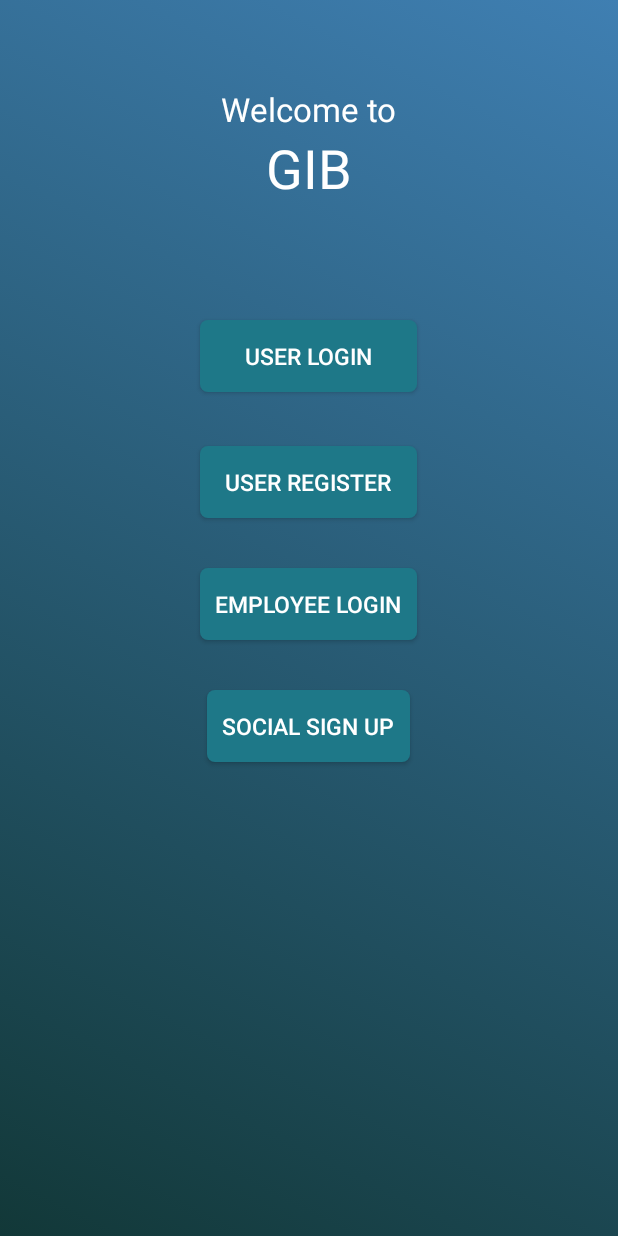
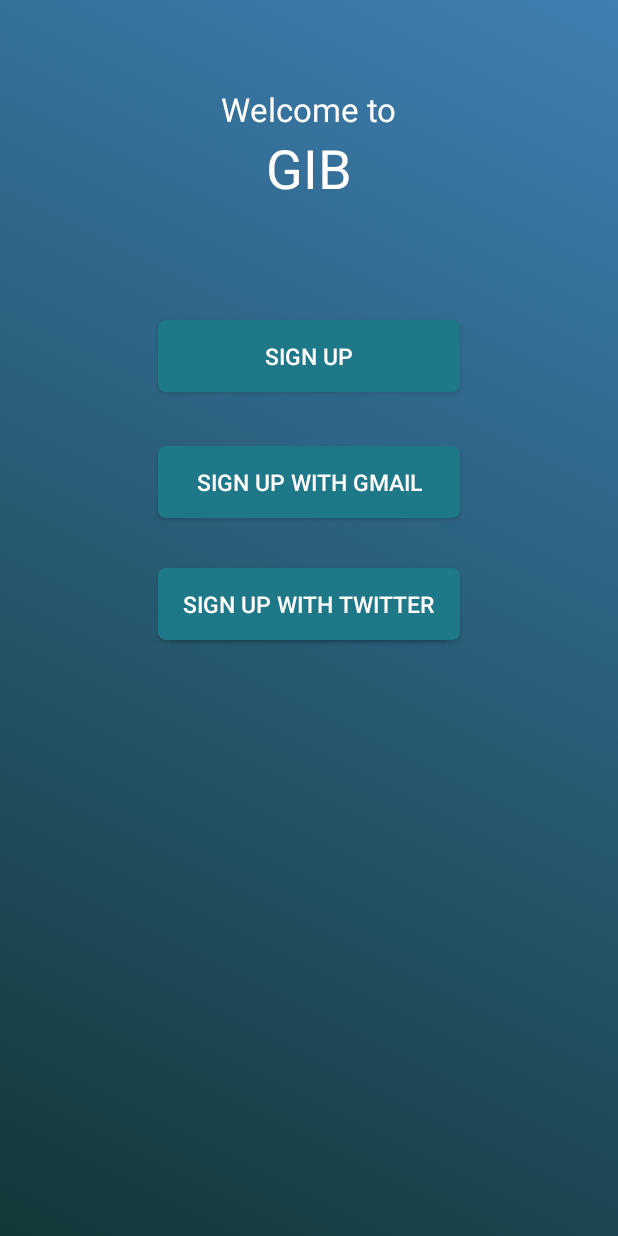
Before and after one commit to godfreyJo/GIB, an Android app: the layout activity_social_signup.xml on its own in the app's theme, with its tools: preview values and no code run, on a phone screen of 412 x 824 dp. Run offline under Robolectric (Android 15) with nearby library versions, the phone set to English and light mode, and no system bars.

Commit message:
Addtion of social_signup activity

```diff
--- a/app/src/main/AndroidManifest.xml
+++ b/app/src/main/AndroidManifest.xml
@@ -9,7 +9,8 @@
         android:roundIcon="@mipmap/ic_launcher_round"
         android:supportsRtl="true"
         android:theme="@style/AppTheme">
-        <activity android:name=".user_home_transaction"></activity>
+        <activity android:name=".socialSignup"></activity>
+        <activity android:name=".user_home_transaction" />
         <activity android:name=".user_home_transaction_history" />
         <activity android:name=".user_home_deposit" />
         <activity android:name=".user_home_delete_account" />
--- /dev/null
+++ b/app/src/main/java/com/gody/gody/gib/socialSignup.java
@@ -0,0 +1,13 @@
+package com.gody.gody.gib;
+
+import android.support.v7.app.AppCompatActivity;
+import android.os.Bundle;
+
+public class socialSignup extends AppCompatActivity {
+
+    @Override
+    protected void onCreate(Bundle savedInstanceState) {
+        super.onCreate(savedInstanceState);
+        setContentView(R.layout.activity_social_signup);
+    }
+}
--- a/app/src/main/res/layout/activity_main.xml
+++ b/app/src/main/res/layout/activity_social_signup.xml
@@ -36,60 +36,60 @@
         app:layout_constraintTop_toTopOf="parent" />
 
     <Button
-        android:id="@+id/home_user_login"
+        android:id="@+id/signUp"
         android:layout_width="wrap_content"
         android:layout_height="wrap_content"
         android:layout_marginTop="77dp"
         android:background="@drawable/main_page_buttons"
-        android:text="@string/user_login"
+        android:text="@string/signUp"
         android:textColor="#fff"
         android:textSize="15sp"
         android:layout_below="@+id/home_sib"
-        android:layout_alignLeft="@+id/user_register"
-        android:layout_alignStart="@+id/user_register"
-        android:layout_alignRight="@+id/user_register"
-        android:layout_alignEnd="@+id/user_register" />
+        android:layout_alignLeft="@+id/Sign_Up_with_Gmail"
+        android:layout_alignStart="@+id/Sign_Up_with_Gmail"
+        android:layout_alignRight="@+id/Sign_Up_with_Gmail"
+        android:layout_alignEnd="@+id/Sign_Up_with_Gmail" />
 
     <Button
-        android:id="@+id/user_register"
+        android:id="@+id/Sign_Up_with_Gmail"
         android:layout_width="wrap_content"
         android:layout_height="wrap_content"
         android:background="@drawable/main_page_buttons"
-        android:text="@string/user_register"
+        android:text="@string/Gmail_signUp"
         android:textColor="#fff"
         android:textSize="15sp"
         android:layout_marginTop="36dp"
-        android:layout_below="@+id/home_user_login"
-        android:layout_alignLeft="@+id/employee_login"
-        android:layout_alignStart="@+id/employee_login"
-        android:layout_alignRight="@+id/employee_login"
-        android:layout_alignEnd="@+id/employee_login" />
+        android:layout_below="@+id/signUp"
+        android:layout_alignLeft="@+id/Sign_Up_with_Facebook"
+        android:layout_alignStart="@+id/Sign_Up_with_Facebook"
+        android:layout_alignRight="@+id/Sign_Up_with_Facebook"
+        android:layout_alignEnd="@+id/Sign_Up_with_Facebook" />
 
     <Button
-        android:id="@+id/employee_login"
+        android:id="@+id/Sign_Up_with_Facebook"
         android:layout_width="wrap_content"
         android:layout_height="wrap_content"
         android:layout_marginTop="33dp"
         android:background="@drawable/main_page_buttons"
-        android:text="@string/employee_login"
+        android:text="@string/Facebook_signUp"
         android:textColor="#fff"
         android:textSize="15sp"
         android:paddingLeft="10dp"
         android:paddingRight="10dp"
-        android:layout_below="@+id/user_register"
+        android:layout_below="@+id/Sign_Up_with_Gmail"
         android:layout_centerHorizontal="true" />
 
     <Button
-        android:id="@+id/social_signup"
+        android:id="@+id/Sign_Up_with_Twitter"
         android:layout_width="wrap_content"
         android:layout_height="wrap_content"
         android:layout_marginTop="33dp"
         android:background="@drawable/main_page_buttons"
-        android:text="@string/social_signup"
+        android:text="@string/twitter_signUp"
         android:textColor="#fff"
         android:textSize="15sp"
         android:paddingLeft="10dp"
         android:paddingRight="10dp"
-        android:layout_below="@+id/employee_login"
+        android:layout_below="@+id/Sign_Up_with_Gmail"
         android:layout_centerHorizontal="true" />
 </RelativeLayout>
--- a/app/src/main/res/values/strings.xml
+++ b/app/src/main/res/values/strings.xml
@@ -2,9 +2,14 @@
     <string name="app_name">GIB</string>
     <string name="user_login">User Login</string>
     <string name="welcome_to">Welcome to</string>
+    <string name="Social_signUp">Sign Up with</string>
     <string name="user_register">User Register</string>
     <string name="employee_login">Employee Login</string>
-    <string name="social_signup">Social Sign Up</string>
+    <string name="social_signUp">Social Sign Up</string>
+    <string name="signUp">Sign Up</string>
+    <string name="Gmail_signUp">Sign Up with Gmail</string>
+    <string name="Facebook_signUp">Sign Up with Facebook</string>
+    <string name="twitter_signUp">Sign Up with Twitter</string>
     <string name="login">Login</string>
     <string name="register">Register</string>
     <string name="name">Name</string>
```
